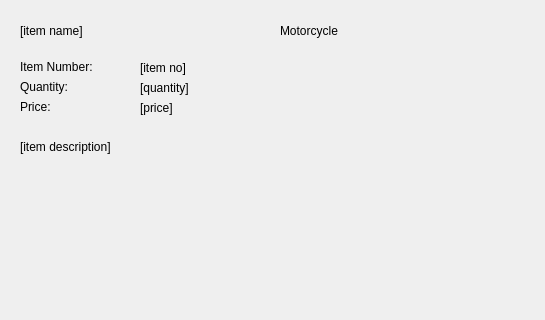
Above: UI/InventoryDialog.ui from jordynmarlow/SoftwareEngineering before the change; both pictures show x 0 to 545 and y 0 to 320 of the 545 by 487 pixel window. Below: the same form after it.
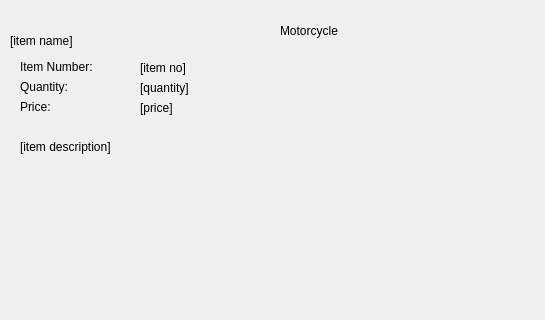
That is the form after the change.

```diff
--- a/UI/InventoryDialog.ui
+++ b/UI/InventoryDialog.ui
@@ -16,8 +16,8 @@
   <widget class="QLabel" name="name_lbl">
    <property name="geometry">
     <rect>
-     <x>20</x>
-     <y>20</y>
+     <x>10</x>
+     <y>30</y>
      <width>261</width>
      <height>21</height>
     </rect>
```
